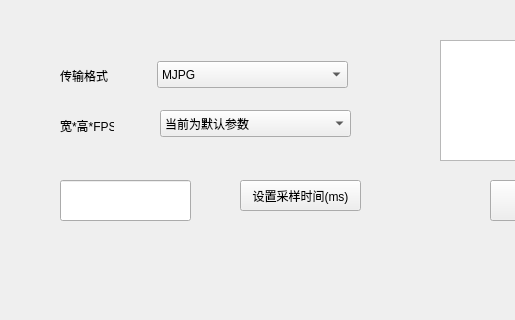
Above: ui_camera_viewer.ui from lithcado/MultiCameraViewer before the change; both pictures show x 0 to 515 and y 0 to 320 of the 1065 by 950 pixel window. Below: the same form after it.
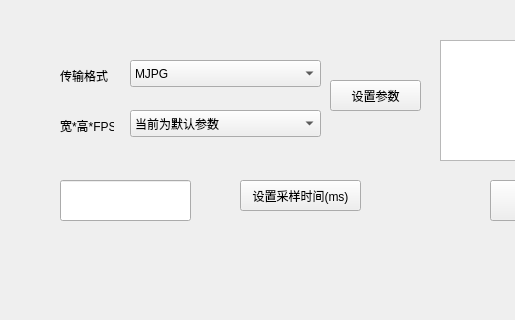
That is the form after the change.

The edit to the form file:
```diff
--- a/ui_camera_viewer.ui
+++ b/ui_camera_viewer.ui
@@ -104,8 +104,8 @@
   <widget class="QComboBox" name="format_list">
    <property name="geometry">
     <rect>
-     <x>157</x>
-     <y>61</y>
+     <x>130</x>
+     <y>60</y>
      <width>191</width>
      <height>27</height>
     </rect>
@@ -189,7 +189,7 @@
   <widget class="QComboBox" name="camera_parameter">
    <property name="geometry">
     <rect>
-     <x>160</x>
+     <x>130</x>
      <y>110</y>
      <width>191</width>
      <height>27</height>
@@ -273,6 +273,19 @@
     <string>开始抓取</string>
    </property>
   </widget>
+  <widget class="QPushButton" name="btn_parameter_set">
+   <property name="geometry">
+    <rect>
+     <x>330</x>
+     <y>80</y>
+     <width>91</width>
+     <height>31</height>
+    </rect>
+   </property>
+   <property name="text">
+    <string>设置参数</string>
+   </property>
+  </widget>
  </widget>
  <resources/>
  <connections/>
```
